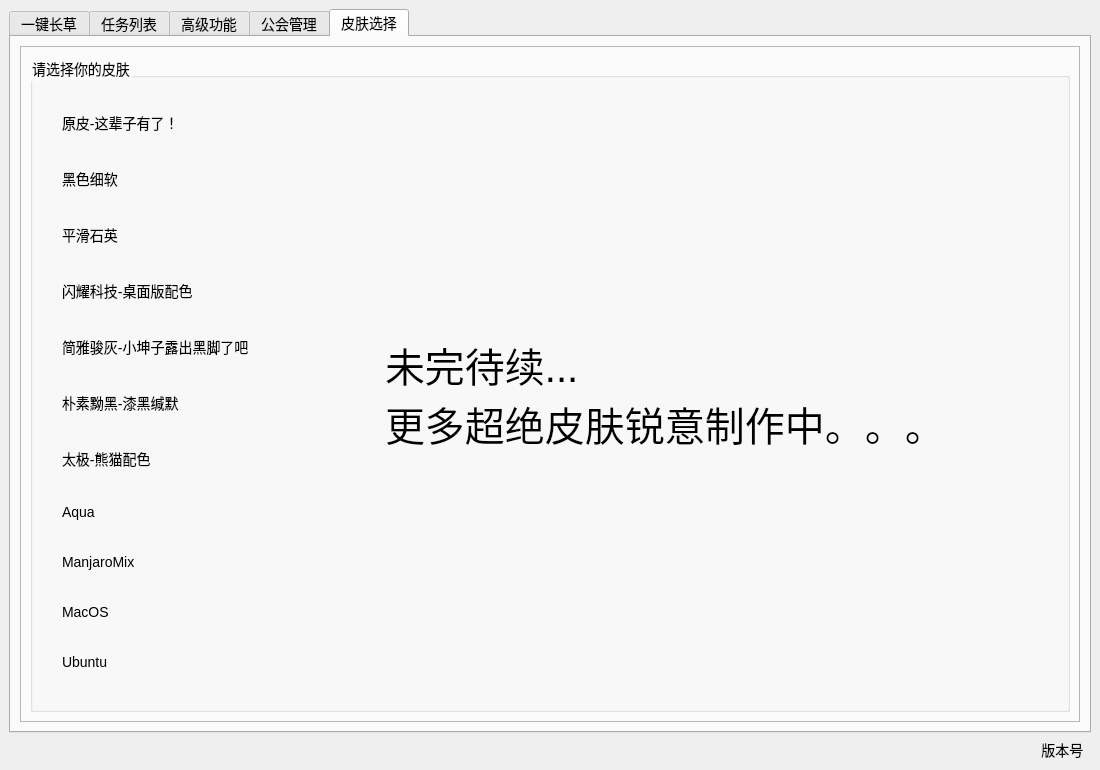
The window that resource/ui/FAA_3.0.ui (StareAbyss/FoodsVsMiceAutoAssistant) describes before a commit, drawn with Qt 5.
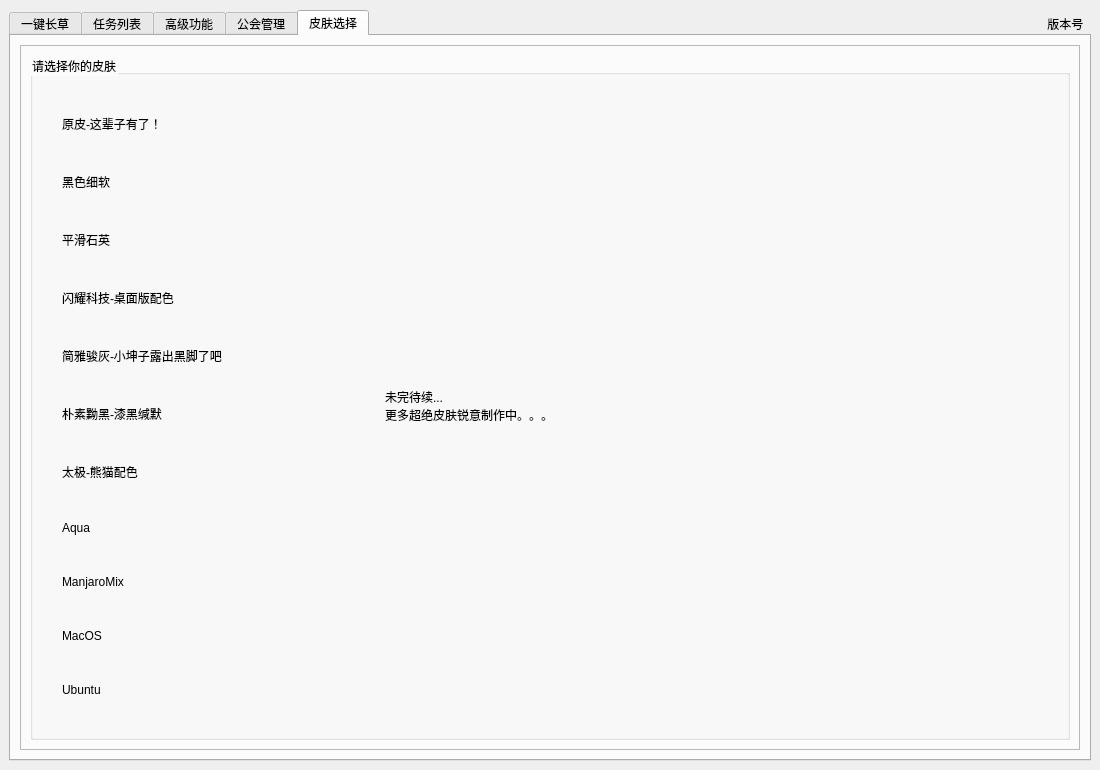
The same window after the commit. The open tabs and pages were chosen to show the change. Icons and pictures are not drawn. Custom widgets are drawn as their Qt base class.

Patch:
```diff
--- a/resource/ui/FAA_3.0.ui
+++ b/resource/ui/FAA_3.0.ui
@@ -67,15 +67,17 @@
     </size>
    </property>
    <property name="styleSheet">
-    <string notr="true">*
-{
-	font-family:'Noto Sans Mono CJK HK', sans-serif;
-	font-size:14px
-}</string>
+    <string notr="true"/>
    </property>
-   <layout class="QVBoxLayout" name="verticalLayout_7">
-    <item>
      <widget class="QTabWidget" name="tabWidget">
+    <property name="geometry">
+     <rect>
+      <x>9</x>
+      <y>10</y>
+      <width>1082</width>
+      <height>751</height>
+     </rect>
+    </property>
       <property name="minimumSize">
        <size>
         <width>1071</width>
@@ -9602,9 +9604,7 @@
               <item>
                <widget class="QLabel" name="label_8">
                 <property name="styleSheet">
-                 <string notr="true">font-family:'ShouShuti', sans-serif;
-font-size:30pt;
-color: rgb(0, 0, 0);</string>
+               <string notr="true"/>
                 </property>
                 <property name="text">
                  <string>未完待续...
@@ -9621,9 +9621,21 @@
        </layout>
       </widget>
      </widget>
-    </item>
-    <item>
      <widget class="QLabel" name="Label_Version">
+    <property name="geometry">
+     <rect>
+      <x>890</x>
+      <y>15</y>
+      <width>200</width>
+      <height>20</height>
+     </rect>
+    </property>
+    <property name="minimumSize">
+     <size>
+      <width>200</width>
+      <height>0</height>
+     </size>
+    </property>
       <property name="styleSheet">
        <string notr="true"/>
       </property>
@@ -9651,8 +9663,6 @@
        </property>
       </layout>
      </widget>
-    </item>
-   </layout>
   </widget>
   <action name="action_start_1">
    <property name="text">
```
Left out of the diff: 10 changed lines with no effect on the pictures. Lines whose indentation alone changed are shown as unchanged.
